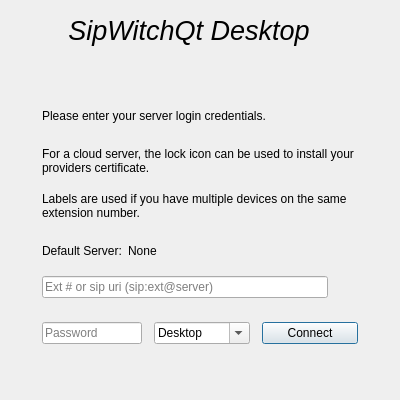
This is Desktop/login.ui in dyfet/tycho_sipwitchqt as Qt 5 draws it before an edit. The edited form follows.
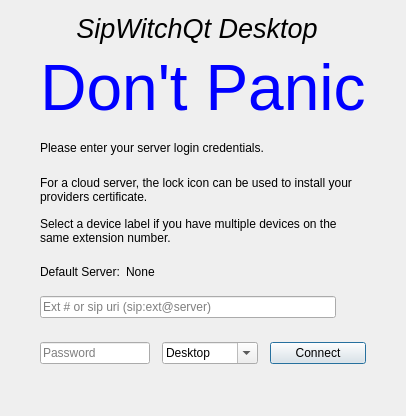
This is the edited form. Icons and pictures are not drawn.

```diff
--- a/Desktop/login.ui
+++ b/Desktop/login.ui
@@ -6,8 +6,8 @@
    <rect>
     <x>0</x>
     <y>0</y>
-    <width>400</width>
-    <height>400</height>
+    <width>406</width>
+    <height>416</height>
    </rect>
   </property>
   <property name="windowTitle">
@@ -91,7 +91,41 @@
        <property name="sizeHint" stdset="0">
         <size>
          <width>20</width>
-         <height>40</height>
+         <height>0</height>
+        </size>
+       </property>
+      </spacer>
+     </item>
+     <item>
+      <widget class="QLabel" name="label_6">
+       <property name="font">
+        <font>
+         <pointsize>48</pointsize>
+        </font>
+       </property>
+       <property name="styleSheet">
+        <string notr="true">color: blue;</string>
+       </property>
+       <property name="text">
+        <string>Don't Panic</string>
+       </property>
+       <property name="alignment">
+        <set>Qt::AlignCenter</set>
+       </property>
+      </widget>
+     </item>
+     <item>
+      <spacer name="verticalSpacer_2">
+       <property name="orientation">
+        <enum>Qt::Vertical</enum>
+       </property>
+       <property name="sizeType">
+        <enum>QSizePolicy::Preferred</enum>
+       </property>
+       <property name="sizeHint" stdset="0">
+        <size>
+         <width>20</width>
+         <height>0</height>
         </size>
        </property>
       </spacer>
@@ -137,7 +171,7 @@
      <item>
       <widget class="QLabel" name="label_4">
        <property name="text">
-        <string>Labels are used if you have multiple devices on the same extension number.</string>
+        <string>Select a device label if you have multiple devices on the same extension number.</string>
        </property>
        <property name="wordWrap">
         <bool>true</bool>
```
